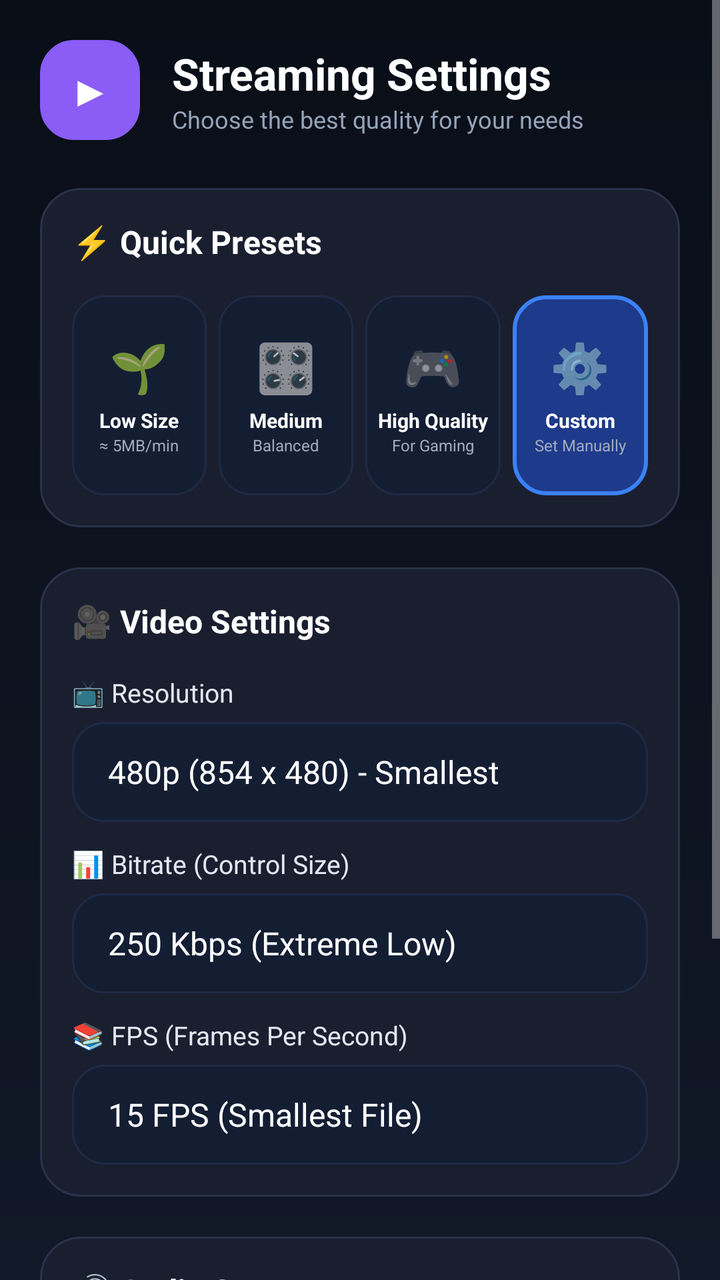
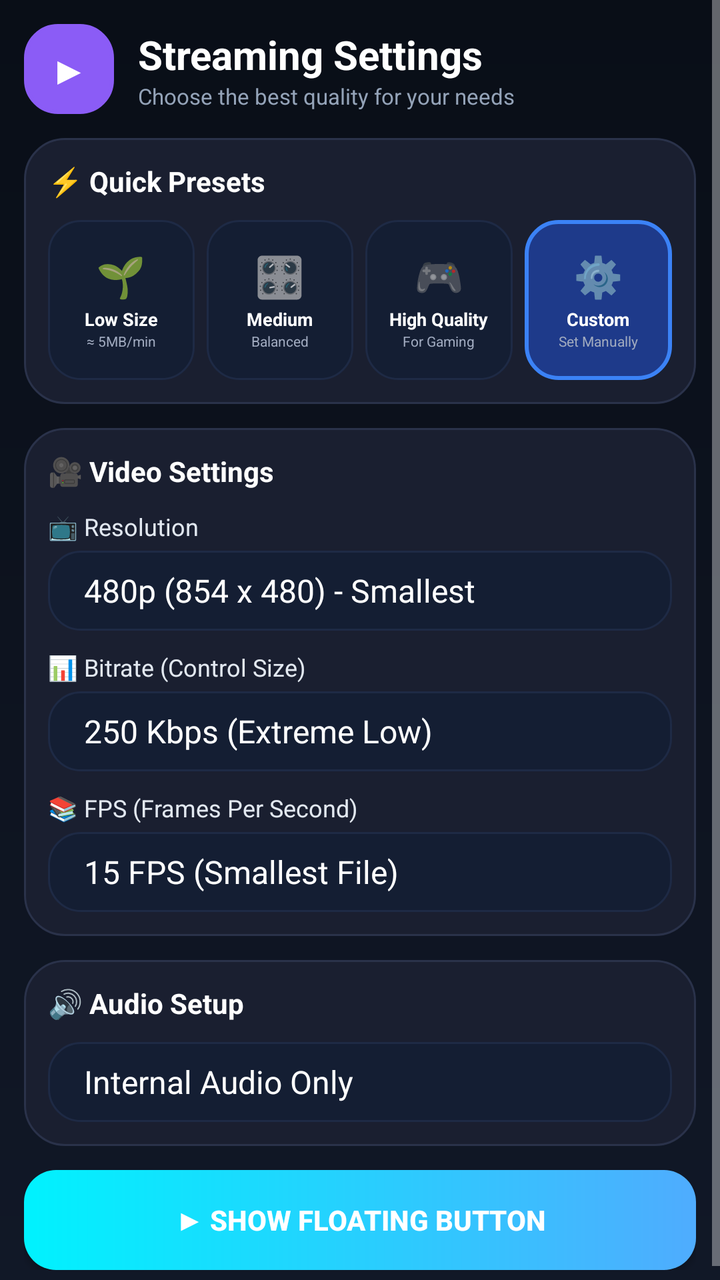

Screens rendered from an Android XML layout before and after an edit, with the pre-edit source and the edit as a unified diff.
<!-- AndroidManifest.xml: application theme Theme.AppCompat.NoActionBar -->
<!-- res/layout/activity_main.xml -->
<?xml version="1.0" encoding="utf-8"?>
<ScrollView xmlns:android="http://schemas.android.com/apk/res/android"
    android:layout_width="match_parent"
    android:layout_height="match_parent"
    android:background="@drawable/bg_app_dark" 
    android:fillViewport="true">

    <LinearLayout
        android:layout_width="match_parent"
        android:layout_height="wrap_content"
        android:orientation="vertical"
        android:padding="20dp">

        
        <LinearLayout
            android:layout_width="match_parent"
            android:layout_height="wrap_content"
            android:orientation="horizontal"
            android:gravity="center_vertical"
            android:layout_marginBottom="24dp">
            <TextView
                android:layout_width="50dp"
                android:layout_height="50dp"
                android:background="@drawable/bg_preset_selected"
                android:backgroundTint="#8B5CF6"
                android:gravity="center"
                android:text="▶"
                android:textColor="#FFFFFF"
                android:textSize="22sp"
                android:layout_marginEnd="16dp"/>
            <LinearLayout
                android:layout_width="wrap_content"
                android:layout_height="wrap_content"
                android:orientation="vertical">
                <TextView
                    android:layout_width="wrap_content"
                    android:layout_height="wrap_content"
                    android:text="Streaming Settings"
                    android:textColor="#FFFFFF"
                    android:textSize="22sp"
                    android:textStyle="bold"/>
                <TextView
                    android:layout_width="wrap_content"
                    android:layout_height="wrap_content"
                    android:text="Choose the best quality for your needs"
                    android:textColor="#94A3B8"
                    android:textSize="12sp"/>
            </LinearLayout>
        </LinearLayout>

        
        <LinearLayout
            android:layout_width="match_parent"
            android:layout_height="wrap_content"
            android:background="@drawable/bg_card_glass"
            android:orientation="vertical"
            android:padding="16dp"
            android:layout_marginBottom="20dp">
            
            <TextView
                android:layout_width="wrap_content"
                android:layout_height="wrap_content"
                android:text="⚡ Quick Presets"
                android:textColor="#FFFFFF"
                android:textSize="16sp"
                android:textStyle="bold"
                android:layout_marginBottom="16dp"/>
                
            <LinearLayout
                android:layout_width="match_parent"
                android:layout_height="wrap_content"
                android:orientation="horizontal"
                android:weightSum="4">
                
                
                <LinearLayout
                    android:id="@+id/cardLow"
                    android:layout_width="0dp"
                    android:layout_height="100dp"
                    android:layout_weight="1"
                    android:background="@drawable/bg_preset_unselected"
                    android:orientation="vertical"
                    android:gravity="center"
                    android:layout_marginEnd="6dp">
                    <TextView android:layout_width="wrap_content" android:layout_height="wrap_content" android:text="🌱" android:textSize="24sp"/>
                    <TextView android:layout_width="wrap_content" android:layout_height="wrap_content" android:text="Low Size" android:textColor="#FFF" android:textSize="10sp" android:textStyle="bold" android:layout_marginTop="4dp"/>
                    <TextView android:layout_width="wrap_content" android:layout_height="wrap_content" android:text="≈ 5MB/min" android:textColor="#A0AABF" android:textSize="8sp"/>
                </LinearLayout>

                
                <LinearLayout
                    android:id="@+id/cardMedium"
                    android:layout_width="0dp"
                    android:layout_height="100dp"
                    android:layout_weight="1"
                    android:background="@drawable/bg_preset_unselected"
                    android:orientation="vertical"
                    android:gravity="center"
                    android:layout_marginEnd="6dp">
                    <TextView android:layout_width="wrap_content" android:layout_height="wrap_content" android:text="🎛️" android:textSize="24sp"/>
                    <TextView android:layout_width="wrap_content" android:layout_height="wrap_content" android:text="Medium" android:textColor="#FFF" android:textSize="10sp" android:textStyle="bold" android:layout_marginTop="4dp"/>
                    <TextView android:layout_width="wrap_content" android:layout_height="wrap_content" android:text="Balanced" android:textColor="#A0AABF" android:textSize="8sp"/>
                </LinearLayout>

                
                <LinearLayout
                    android:id="@+id/cardHigh"
                    android:layout_width="0dp"
                    android:layout_height="100dp"
                    android:layout_weight="1"
                    android:background="@drawable/bg_preset_unselected"
                    android:orientation="vertical"
                    android:gravity="center"
                    android:layout_marginEnd="6dp">
                    <TextView android:layout_width="wrap_content" android:layout_height="wrap_content" android:text="🎮" android:textSize="24sp"/>
                    <TextView android:layout_width="wrap_content" android:layout_height="wrap_content" android:text="High Quality" android:textColor="#FFF" android:textSize="10sp" android:textStyle="bold" android:layout_marginTop="4dp"/>
                    <TextView android:layout_width="wrap_content" android:layout_height="wrap_content" android:text="For Gaming" android:textColor="#A0AABF" android:textSize="8sp"/>
                </LinearLayout>

                
                <LinearLayout
                    android:id="@+id/cardCustom"
                    android:layout_width="0dp"
                    android:layout_height="100dp"
                    android:layout_weight="1"
                    android:background="@drawable/bg_preset_selected"
                    android:orientation="vertical"
                    android:gravity="center">
                    <TextView android:layout_width="wrap_content" android:layout_height="wrap_content" android:text="⚙️" android:textSize="24sp"/>
                    <TextView android:layout_width="wrap_content" android:layout_height="wrap_content" android:text="Custom" android:textColor="#FFF" android:textSize="10sp" android:textStyle="bold" android:layout_marginTop="4dp"/>
                    <TextView android:layout_width="wrap_content" android:layout_height="wrap_content" android:text="Set Manually" android:textColor="#A0AABF" android:textSize="8sp"/>
                </LinearLayout>
            </LinearLayout>
        </LinearLayout>

        
        <LinearLayout
            android:layout_width="match_parent"
            android:layout_height="wrap_content"
            android:background="@drawable/bg_card_glass"
            android:orientation="vertical"
            android:padding="16dp"
            android:layout_marginBottom="20dp">
            
            <TextView android:layout_width="wrap_content" android:layout_height="wrap_content" android:text="🎥 Video Settings" android:textColor="#FFFFFF" android:textSize="16sp" android:textStyle="bold" android:layout_marginBottom="16dp"/>

            <TextView android:layout_width="wrap_content" android:layout_height="wrap_content" android:text="📺 Resolution" android:textColor="#E2E8F0" android:textSize="13sp" android:layout_marginBottom="6dp"/>
            <Spinner android:id="@+id/spinnerResolution" android:layout_width="match_parent" android:layout_height="50dp" android:background="@drawable/bg_preset_unselected" android:popupBackground="#1E293B" android:textColor="#FFFFFF" android:entries="@array/resolution_options" android:layout_marginBottom="12dp" android:paddingHorizontal="10dp"/>

            <TextView android:layout_width="wrap_content" android:layout_height="wrap_content" android:text="📊 Bitrate (Control Size)" android:textColor="#E2E8F0" android:textSize="13sp" android:layout_marginBottom="6dp"/>
            <Spinner android:id="@+id/spinnerBitrate" android:layout_width="match_parent" android:layout_height="50dp" android:background="@drawable/bg_preset_unselected" android:popupBackground="#1E293B" android:textColor="#FFFFFF" android:entries="@array/bitrate_options" android:layout_marginBottom="12dp" android:paddingHorizontal="10dp"/>

            <TextView android:layout_width="wrap_content" android:layout_height="wrap_content" android:text="📚 FPS (Frames Per Second)" android:textColor="#E2E8F0" android:textSize="13sp" android:layout_marginBottom="6dp"/>
            <Spinner android:id="@+id/spinnerFps" android:layout_width="match_parent" android:layout_height="50dp" android:background="@drawable/bg_preset_unselected" android:popupBackground="#1E293B" android:textColor="#FFFFFF" android:entries="@array/fps_options" android:paddingHorizontal="10dp"/>
        </LinearLayout>

        
        <LinearLayout
            android:layout_width="match_parent"
            android:layout_height="wrap_content"
            android:background="@drawable/bg_card_glass"
            android:orientation="vertical"
            android:padding="16dp"
            android:layout_marginBottom="30dp">
            <TextView android:layout_width="wrap_content" android:layout_height="wrap_content" android:text="🔊 Audio Setup" android:textColor="#FFFFFF" android:textSize="16sp" android:textStyle="bold" android:layout_marginBottom="16dp"/>
            <Spinner android:id="@+id/spinnerAudio" android:layout_width="match_parent" android:layout_height="50dp" android:background="@drawable/bg_preset_unselected" android:popupBackground="#1E293B" android:textColor="#FFFFFF" android:entries="@array/audio_options" android:paddingHorizontal="10dp"/>
        </LinearLayout>

        
        <Button
            android:id="@+id/btnStart"
            android:layout_width="match_parent"
            android:layout_height="65dp"
            android:text="▶ SHOW FLOATING BUTTON"
            android:textColor="#FFFFFF"
            android:textSize="16sp"
            android:textStyle="bold"
            android:background="@drawable/bg_btn_start_glow"
            android:layout_marginBottom="20dp"/>
            
    </LinearLayout>
</ScrollView>
<!-- resources referenced by this layout -->
<resources>
  <string-array name="audio_options">
          <item>Internal Audio Only</item>
          <item>Microphone Only</item>
          <item>Internal + Microphone</item>
          <item>Mute (No Audio)</item>
      </string-array>
  <string-array name="bitrate_options">
          <item>250 Kbps (Extreme Low)</item>
          <item>500 Kbps (Approx 5MB/min)</item>
          <item>1 Mbps (Balanced)</item>
          <item>2 Mbps (Good Quality)</item>
          <item>4 Mbps (Gaming)</item>
          <item>8 Mbps (Max Quality)</item>
      </string-array>
  <string-array name="fps_options">
          <item>15 FPS (Smallest File)</item>
          <item>24 FPS (Balanced)</item>
          <item>30 FPS (Smooth)</item>
          <item>60 FPS (Gaming Max)</item>
      </string-array>
  <string-array name="resolution_options">
          <item>480p (854 x 480) - Smallest</item>
          <item>720p (1280 x 720) - Balanced</item>
          <item>1080p (1920 x 1080) - High</item>
      </string-array>
  <!-- drawable bg_app_dark (drawable) -->
  <?xml version="1.0" encoding="utf-8"?>
  <shape xmlns:android="http://schemas.android.com/apk/res/android">
      <gradient android:startColor="#090E17" android:endColor="#111827" android:angle="270"/>
  </shape>
  <!-- drawable bg_btn_start_glow (drawable) -->
  <?xml version="1.0" encoding="utf-8"?>
  <shape xmlns:android="http://schemas.android.com/apk/res/android">
      <gradient android:startColor="#00F2FE" android:endColor="#4FACFE" android:angle="0"/>
      <corners android:radius="16dp"/>
  </shape>
  <!-- drawable bg_card_glass (drawable) -->
  <?xml version="1.0" encoding="utf-8"?>
  <shape xmlns:android="http://schemas.android.com/apk/res/android">
      <solid android:color="#1A1F30"/>
      <corners android:radius="20dp"/>
      <stroke android:width="1dp" android:color="#2A324A"/>
  </shape>
  <!-- drawable bg_preset_selected (drawable) -->
  <?xml version="1.0" encoding="utf-8"?>
  <shape xmlns:android="http://schemas.android.com/apk/res/android">
      
      <solid android:color="#1E3A8A"/>
      <corners android:radius="16dp"/>
      <stroke android:width="2dp" android:color="#3B82F6"/>
  </shape>
  <!-- drawable bg_preset_unselected (drawable) -->
  <?xml version="1.0" encoding="utf-8"?>
  <shape xmlns:android="http://schemas.android.com/apk/res/android">
      <solid android:color="#141E33"/>
      <corners android:radius="16dp"/>
      <stroke android:width="1dp" android:color="#1E2A45"/>
  </shape>
</resources>

<!-- the commit's change to res/layout/activity_main.xml (unified diff, before → after) -->
@@ -5,11 +5,12 @@
     android:background="@drawable/bg_app_dark" 
     android:fillViewport="true">
 
+    
     <LinearLayout
         android:layout_width="match_parent"
         android:layout_height="wrap_content"
         android:orientation="vertical"
-        android:padding="20dp">
+        android:padding="12dp">
 
         
         <LinearLayout
@@ -17,17 +18,17 @@
             android:layout_height="wrap_content"
             android:orientation="horizontal"
             android:gravity="center_vertical"
-            android:layout_marginBottom="24dp">
+            android:layout_marginBottom="12dp">
             <TextView
-                android:layout_width="50dp"
-                android:layout_height="50dp"
+                android:layout_width="45dp"
+                android:layout_height="45dp"
                 android:background="@drawable/bg_preset_selected"
                 android:backgroundTint="#8B5CF6"
                 android:gravity="center"
                 android:text="▶"
                 android:textColor="#FFFFFF"
-                android:textSize="22sp"
-                android:layout_marginEnd="16dp"/>
+                android:textSize="20sp"
+                android:layout_marginEnd="12dp"/>
             <LinearLayout
                 android:layout_width="wrap_content"
                 android:layout_height="wrap_content"
@@ -37,14 +38,14 @@
                     android:layout_height="wrap_content"
                     android:text="Streaming Settings"
                     android:textColor="#FFFFFF"
-                    android:textSize="22sp"
+                    android:textSize="20sp"
                     android:textStyle="bold"/>
                 <TextView
                     android:layout_width="wrap_content"
                     android:layout_height="wrap_content"
                     android:text="Choose the best quality for your needs"
                     android:textColor="#94A3B8"
-                    android:textSize="12sp"/>
+                    android:textSize="11sp"/>
             </LinearLayout>
         </LinearLayout>
 
@@ -54,17 +55,17 @@
             android:layout_height="wrap_content"
             android:background="@drawable/bg_card_glass"
             android:orientation="vertical"
-            android:padding="16dp"
-            android:layout_marginBottom="20dp">
+            android:padding="12dp"
+            android:layout_marginBottom="12dp">
             
             <TextView
                 android:layout_width="wrap_content"
                 android:layout_height="wrap_content"
                 android:text="⚡ Quick Presets"
                 android:textColor="#FFFFFF"
-                android:textSize="16sp"
+                android:textSize="14sp"
                 android:textStyle="bold"
-                android:layout_marginBottom="16dp"/>
+                android:layout_marginBottom="10dp"/>
                 
             <LinearLayout
                 android:layout_width="match_parent"
@@ -73,62 +74,63 @@
                 android:weightSum="4">
                 
                 
+                
                 <LinearLayout
                     android:id="@+id/cardLow"
                     android:layout_width="0dp"
-                    android:layout_height="100dp"
+                    android:layout_height="80dp"
                     android:layout_weight="1"
                     android:background="@drawable/bg_preset_unselected"
                     android:orientation="vertical"
                     android:gravity="center"
                     android:layout_marginEnd="6dp">
-                    <TextView android:layout_width="wrap_content" android:layout_height="wrap_content" android:text="🌱" android:textSize="24sp"/>
-                    <TextView android:layout_width="wrap_content" android:layout_height="wrap_content" android:text="Low Size" android:textColor="#FFF" android:textSize="10sp" android:textStyle="bold" android:layout_marginTop="4dp"/>
-                    <TextView android:layout_width="wrap_content" android:layout_height="wrap_content" android:text="≈ 5MB/min" android:textColor="#A0AABF" android:textSize="8sp"/>
+                    <TextView android:layout_width="wrap_content" android:layout_height="wrap_content" android:text="🌱" android:textSize="20sp"/>
+                    <TextView android:layout_width="wrap_content" android:layout_height="wrap_content" android:text="Low Size" android:textColor="#FFF" android:textSize="9sp" android:textStyle="bold" android:layout_marginTop="2dp"/>
+                    <TextView android:layout_width="wrap_content" android:layout_height="wrap_content" android:text="≈ 5MB/min" android:textColor="#A0AABF" android:textSize="7sp"/>
                 </LinearLayout>
 
                 
                 <LinearLayout
                     android:id="@+id/cardMedium"
                     android:layout_width="0dp"
-                    android:layout_height="100dp"
+                    android:layout_height="80dp"
                     android:layout_weight="1"
                     android:background="@drawable/bg_preset_unselected"
                     android:orientation="vertical"
                     android:gravity="center"
                     android:layout_marginEnd="6dp">
-                    <TextView android:layout_width="wrap_content" android:layout_height="wrap_content" android:text="🎛️" android:textSize="24sp"/>
-                    <TextView android:layout_width="wrap_content" android:layout_height="wrap_content" android:text="Medium" android:textColor="#FFF" android:textSize="10sp" android:textStyle="bold" android:layout_marginTop="4dp"/>
-                    <TextView android:layout_width="wrap_content" android:layout_height="wrap_content" android:text="Balanced" android:textColor="#A0AABF" android:textSize="8sp"/>
+                    <TextView android:layout_width="wrap_content" android:layout_height="wrap_content" android:text="🎛️" android:textSize="20sp"/>
+                    <TextView android:layout_width="wrap_content" android:layout_height="wrap_content" android:text="Medium" android:textColor="#FFF" android:textSize="9sp" android:textStyle="bold" android:layout_marginTop="2dp"/>
+                    <TextView android:layout_width="wrap_content" android:layout_height="wrap_content" android:text="Balanced" android:textColor="#A0AABF" android:textSize="7sp"/>
                 </LinearLayout>
 
                 
                 <LinearLayout
                     android:id="@+id/cardHigh"
                     android:layout_width="0dp"
-                    android:layout_height="100dp"
+                    android:layout_height="80dp"
                     android:layout_weight="1"
                     android:background="@drawable/bg_preset_unselected"
                     android:orientation="vertical"
                     android:gravity="center"
                     android:layout_marginEnd="6dp">
-                    <TextView android:layout_width="wrap_content" android:layout_height="wrap_content" android:text="🎮" android:textSize="24sp"/>
-                    <TextView android:layout_width="wrap_content" android:layout_height="wrap_content" android:text="High Quality" android:textColor="#FFF" android:textSize="10sp" android:textStyle="bold" android:layout_marginTop="4dp"/>
-                    <TextView android:layout_width="wrap_content" android:layout_height="wrap_content" android:text="For Gaming" android:textColor="#A0AABF" android:textSize="8sp"/>
+                    <TextView android:layout_width="wrap_content" android:layout_height="wrap_content" android:text="🎮" android:textSize="20sp"/>
+                    <TextView android:layout_width="wrap_content" android:layout_height="wrap_content" android:text="High Quality" android:textColor="#FFF" android:textSize="9sp" android:textStyle="bold" android:layout_marginTop="2dp"/>
+                    <TextView android:layout_width="wrap_content" android:layout_height="wrap_content" android:text="For Gaming" android:textColor="#A0AABF" android:textSize="7sp"/>
                 </LinearLayout>
 
                 
                 <LinearLayout
                     android:id="@+id/cardCustom"
                     android:layout_width="0dp"
-                    android:layout_height="100dp"
+                    android:layout_height="80dp"
                     android:layout_weight="1"
                     android:background="@drawable/bg_preset_selected"
                     android:orientation="vertical"
                     android:gravity="center">
-                    <TextView android:layout_width="wrap_content" android:layout_height="wrap_content" android:text="⚙️" android:textSize="24sp"/>
-                    <TextView android:layout_width="wrap_content" android:layout_height="wrap_content" android:text="Custom" android:textColor="#FFF" android:textSize="10sp" android:textStyle="bold" android:layout_marginTop="4dp"/>
-                    <TextView android:layout_width="wrap_content" android:layout_height="wrap_content" android:text="Set Manually" android:textColor="#A0AABF" android:textSize="8sp"/>
+                    <TextView android:layout_width="wrap_content" android:layout_height="wrap_content" android:text="⚙️" android:textSize="20sp"/>
+                    <TextView android:layout_width="wrap_content" android:layout_height="wrap_content" android:text="Custom" android:textColor="#FFF" android:textSize="9sp" android:textStyle="bold" android:layout_marginTop="2dp"/>
+                    <TextView android:layout_width="wrap_content" android:layout_height="wrap_content" android:text="Set Manually" android:textColor="#A0AABF" android:textSize="7sp"/>
                 </LinearLayout>
             </LinearLayout>
         </LinearLayout>
@@ -139,19 +141,21 @@
             android:layout_height="wrap_content"
             android:background="@drawable/bg_card_glass"
             android:orientation="vertical"
-            android:padding="16dp"
-            android:layout_marginBottom="20dp">
+            android:padding="12dp"
+            android:layout_marginBottom="12dp">
             
-            <TextView android:layout_width="wrap_content" android:layout_height="wrap_content" android:text="🎥 Video Settings" android:textColor="#FFFFFF" android:textSize="16sp" android:textStyle="bold" android:layout_marginBottom="16dp"/>
+            <TextView android:layout_width="wrap_content" android:layout_height="wrap_content" android:text="🎥 Video Settings" android:textColor="#FFFFFF" android:textSize="14sp" android:textStyle="bold" android:layout_marginBottom="10dp"/>
 
-            <TextView android:layout_width="wrap_content" android:layout_height="wrap_content" android:text="📺 Resolution" android:textColor="#E2E8F0" android:textSize="13sp" android:layout_marginBottom="6dp"/>
-            <Spinner android:id="@+id/spinnerResolution" android:layout_width="match_parent" android:layout_height="50dp" android:background="@drawable/bg_preset_unselected" android:popupBackground="#1E293B" android:textColor="#FFFFFF" android:entries="@array/resolution_options" android:layout_marginBottom="12dp" android:paddingHorizontal="10dp"/>
+            
+            <TextView android:layout_width="wrap_content" android:layout_height="wrap_content" android:text="📺 Resolution" android:textColor="#E2E8F0" android:textSize="12sp" android:layout_marginBottom="4dp"/>
+            
+            <Spinner android:id="@+id/spinnerResolution" android:layout_width="match_parent" android:layout_height="40dp" android:background="@drawable/bg_preset_unselected" android:theme="@style/ThemeOverlay.AppCompat.Dark" android:popupBackground="#1E293B" android:entries="@array/resolution_options" android:layout_marginBottom="10dp" android:paddingHorizontal="10dp"/>
 
-            <TextView android:layout_width="wrap_content" android:layout_height="wrap_content" android:text="📊 Bitrate (Control Size)" android:textColor="#E2E8F0" android:textSize="13sp" android:layout_marginBottom="6dp"/>
-            <Spinner android:id="@+id/spinnerBitrate" android:layout_width="match_parent" android:layout_height="50dp" android:background="@drawable/bg_preset_unselected" android:popupBackground="#1E293B" android:textColor="#FFFFFF" android:entries="@array/bitrate_options" android:layout_marginBottom="12dp" android:paddingHorizontal="10dp"/>
+            <TextView android:layout_width="wrap_content" android:layout_height="wrap_content" android:text="📊 Bitrate (Control Size)" android:textColor="#E2E8F0" android:textSize="12sp" android:layout_marginBottom="4dp"/>
+            <Spinner android:id="@+id/spinnerBitrate" android:layout_width="match_parent" android:layout_height="40dp" android:background="@drawable/bg_preset_unselected" android:theme="@style/ThemeOverlay.AppCompat.Dark" android:popupBackground="#1E293B" android:entries="@array/bitrate_options" android:layout_marginBottom="10dp" android:paddingHorizontal="10dp"/>
 
-            <TextView android:layout_width="wrap_content" android:layout_height="wrap_content" android:text="📚 FPS (Frames Per Second)" android:textColor="#E2E8F0" android:textSize="13sp" android:layout_marginBottom="6dp"/>
-            <Spinner android:id="@+id/spinnerFps" android:layout_width="match_parent" android:layout_height="50dp" android:background="@drawable/bg_preset_unselected" android:popupBackground="#1E293B" android:textColor="#FFFFFF" android:entries="@array/fps_options" android:paddingHorizontal="10dp"/>
+            <TextView android:layout_width="wrap_content" android:layout_height="wrap_content" android:text="📚 FPS (Frames Per Second)" android:textColor="#E2E8F0" android:textSize="12sp" android:layout_marginBottom="4dp"/>
+            <Spinner android:id="@+id/spinnerFps" android:layout_width="match_parent" android:layout_height="40dp" android:background="@drawable/bg_preset_unselected" android:theme="@style/ThemeOverlay.AppCompat.Dark" android:popupBackground="#1E293B" android:entries="@array/fps_options" android:paddingHorizontal="10dp"/>
         </LinearLayout>
 
         
@@ -160,23 +164,23 @@
             android:layout_height="wrap_content"
             android:background="@drawable/bg_card_glass"
             android:orientation="vertical"
-            android:padding="16dp"
-            android:layout_marginBottom="30dp">
-            <TextView android:layout_width="wrap_content" android:layout_height="wrap_content" android:text="🔊 Audio Setup" android:textColor="#FFFFFF" android:textSize="16sp" android:textStyle="bold" android:layout_marginBottom="16dp"/>
-            <Spinner android:id="@+id/spinnerAudio" android:layout_width="match_parent" android:layout_height="50dp" android:background="@drawable/bg_preset_unselected" android:popupBackground="#1E293B" android:textColor="#FFFFFF" android:entries="@array/audio_options" android:paddingHorizontal="10dp"/>
+            android:padding="12dp"
+            android:layout_marginBottom="12dp">
+            <TextView android:layout_width="wrap_content" android:layout_height="wrap_content" android:text="🔊 Audio Setup" android:textColor="#FFFFFF" android:textSize="14sp" android:textStyle="bold" android:layout_marginBottom="10dp"/>
+            <Spinner android:id="@+id/spinnerAudio" android:layout_width="match_parent" android:layout_height="40dp" android:background="@drawable/bg_preset_unselected" android:theme="@style/ThemeOverlay.AppCompat.Dark" android:popupBackground="#1E293B" android:entries="@array/audio_options" android:paddingHorizontal="10dp"/>
         </LinearLayout>
 
         
         <Button
             android:id="@+id/btnStart"
             android:layout_width="match_parent"
-            android:layout_height="65dp"
+            android:layout_height="50dp"
             android:text="▶ SHOW FLOATING BUTTON"
             android:textColor="#FFFFFF"
-            android:textSize="16sp"
+            android:textSize="14sp"
             android:textStyle="bold"
             android:background="@drawable/bg_btn_start_glow"
-            android:layout_marginBottom="20dp"/>
+            android:layout_marginBottom="0dp"/>
             
     </LinearLayout>
 </ScrollView>
